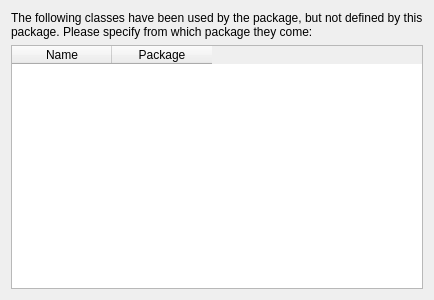
Above: ui/formdevisermapping.ui from sbmlteam/QtDeviser before the change. Below: the same form after it.
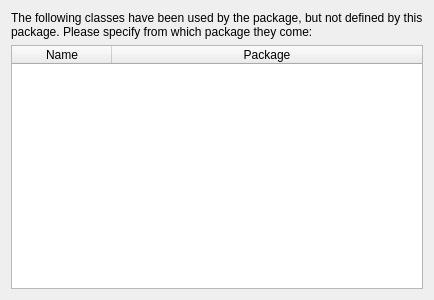
That is the form after the change.

What changed in the file:
```diff
--- a/ui/formdevisermapping.ui
+++ b/ui/formdevisermapping.ui
@@ -23,6 +23,9 @@
    </item>
    <item row="1" column="0">
     <widget class="QTableWidget" name="tableWidget">
+     <attribute name="horizontalHeaderStretchLastSection">
+      <bool>true</bool>
+     </attribute>
      <attribute name="verticalHeaderVisible">
       <bool>false</bool>
      </attribute>
```
